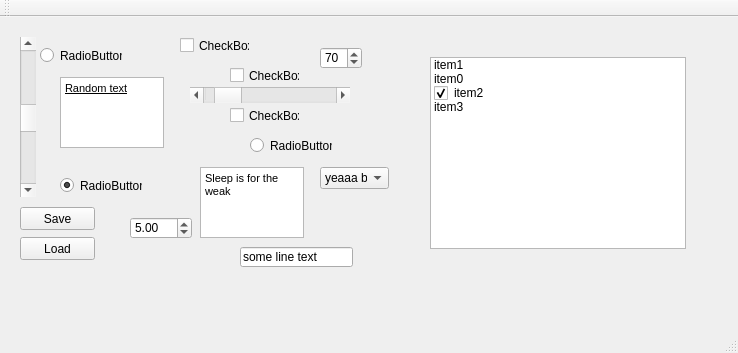
First picture: the form in Testing/Example/mainwindow.ui, repository lopezmt/QTGUI, before the edit.
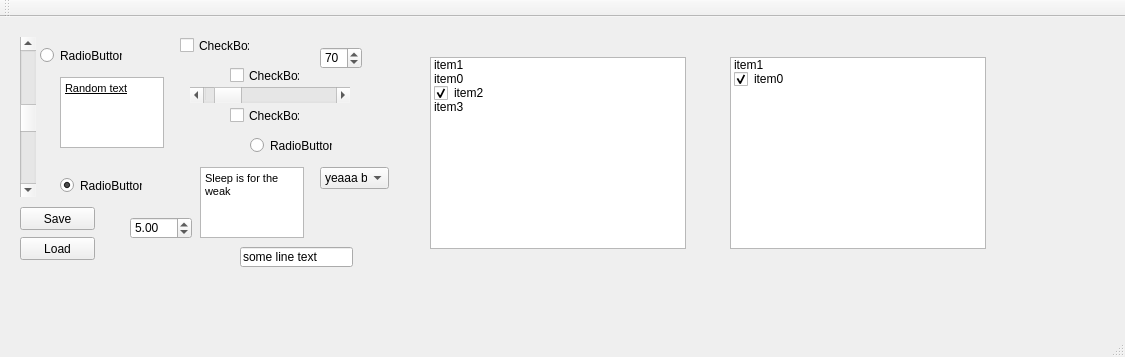
Second picture: the form after the edit.

Commit message: BUG: Allows to have multiple QListWidgets

What changed in the file:
```diff
--- a/Testing/Example/mainwindow.ui
+++ b/Testing/Example/mainwindow.ui
@@ -6,8 +6,8 @@
    <rect>
     <x>0</x>
     <y>0</y>
-    <width>738</width>
-    <height>353</height>
+    <width>1125</width>
+    <height>357</height>
    </rect>
   </property>
   <property name="windowTitle">
@@ -295,6 +295,32 @@
      </property>
     </item>
    </widget>
+   <widget class="QListWidget" name="listWidget_2">
+    <property name="geometry">
+     <rect>
+      <x>730</x>
+      <y>40</y>
+      <width>256</width>
+      <height>192</height>
+     </rect>
+    </property>
+    <item>
+     <property name="text">
+      <string>item1</string>
+     </property>
+     <property name="checkState">
+      <enum>Unchecked</enum>
+     </property>
+    </item>
+    <item>
+     <property name="text">
+      <string>item0</string>
+     </property>
+     <property name="checkState">
+      <enum>Checked</enum>
+     </property>
+    </item>
+   </widget>
   </widget>
   <widget class="QMenuBar" name="menuBar">
    <property name="geometry">
```
Left out of the diff: 2 changed lines with no effect on the pictures. The commit also changes 2 other files.
